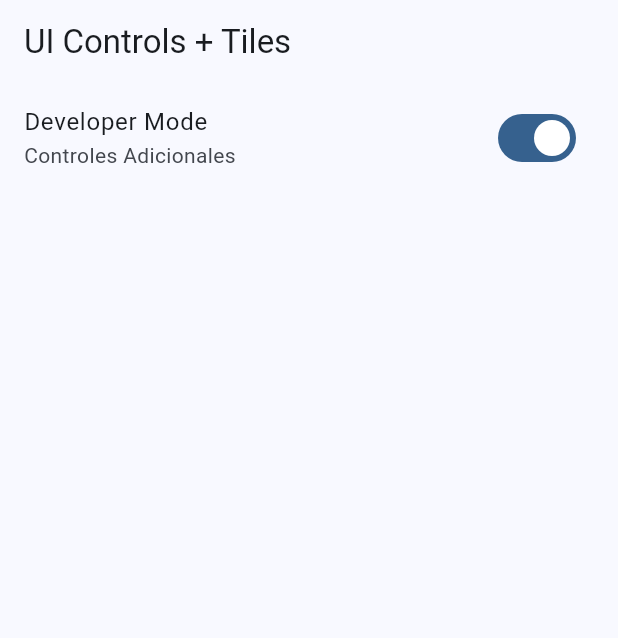
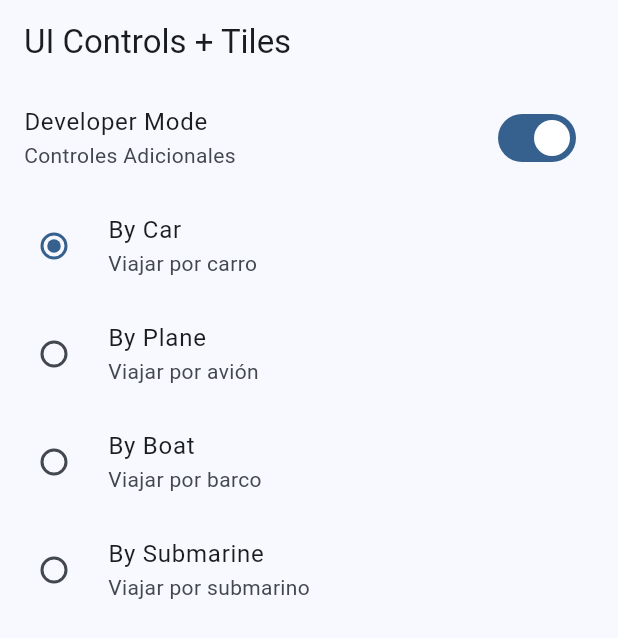
Before and after one commit to XamalionDev71/e301_moviles, a Flutter app: the ControlsUiScreen screen opened by its route, on a phone screen of 412 x 824 dp. Shown: the top 638 px of the screen. Run offline on Flutter 3.47's test engine with Material 3 defaults, Android fonts, the phone set to English and light mode, and no system bars; our stand-ins replace go_router.

Commit message:
commit3 11Abr2025

```diff
--- a/lib/presentation/screens/controls_ui/controls_ui_screen.dart
+++ b/lib/presentation/screens/controls_ui/controls_ui_screen.dart
@@ -21,8 +21,11 @@ class _UiControlsView extends StatefulWidget {
   State<_UiControlsView> createState() => _UiControlsViewState();
 }
 
+enum Transportation { car, plane, boat, submarine }
+
 class _UiControlsViewState extends State<_UiControlsView> {
   bool isDeveloper = true;
+  Transportation selectedTransportation = Transportation.car;
 
   @override
   Widget build(BuildContext context) {
@@ -38,6 +41,50 @@ class _UiControlsViewState extends State<_UiControlsView> {
             });
           },
         ),
+        RadioListTile(
+          title: Text('By Car'),
+          subtitle: Text('Viajar por carro'),
+          value: Transportation.car,
+          groupValue: selectedTransportation,
+          onChanged: (value) {
+            setState(() {
+              selectedTransportation = Transportation.car;
+            });
+          },
+        ),
+        RadioListTile(
+          title: Text('By Plane'),
+          subtitle: Text('Viajar por avión'),
+          value: Transportation.plane,
+          groupValue: selectedTransportation,
+          onChanged: (value) {
+            setState(() {
+              selectedTransportation = Transportation.plane;
+            });
+          },
+        ),
+        RadioListTile(
+          title: Text('By Boat'),
+          subtitle: Text('Viajar por barco'),
+          value: Transportation.boat,
+          groupValue: selectedTransportation,
+          onChanged: (value) {
+            setState(() {
+              selectedTransportation = Transportation.boat;
+            });
+          },
+        ),
+        RadioListTile(
+          title: Text('By Submarine'),
+          subtitle: Text('Viajar por submarino'),
+          value: Transportation.submarine,
+          groupValue: selectedTransportation,
+          onChanged: (value) {
+            setState(() {
+              selectedTransportation = Transportation.submarine;
+            });
+          },
+        ),
       ],
     );
   }
```
